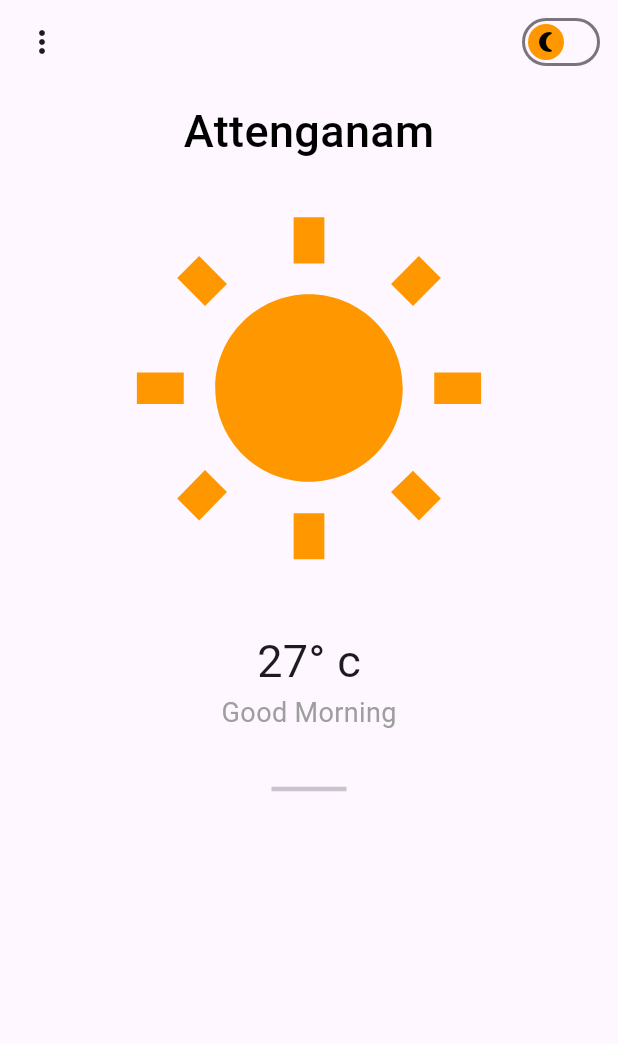
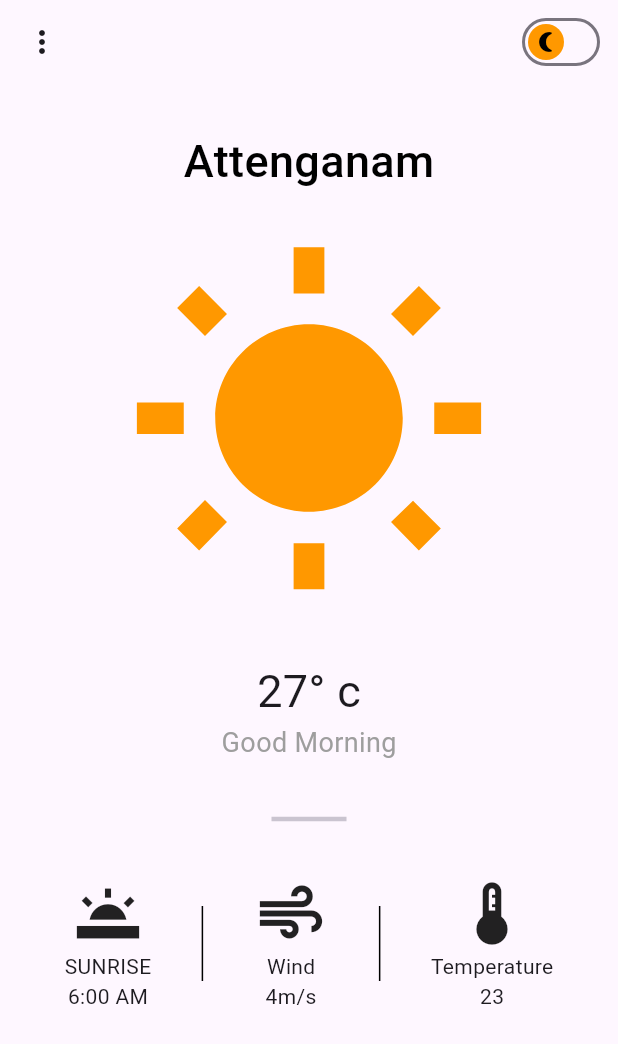
Before and after one commit to vijayasree450/Weather-App, a Flutter app: the screen it shows after launch, on a phone screen of 412 x 824 dp. Shown: the top 1044 px of the screen. Run offline on Flutter 3.47's test engine with Material 3 defaults, Android fonts, the phone set to English and light mode, and no system bars.

Commit message:
Update home file and Update main file.then add theme file

```diff
--- a/lib/home.dart
+++ b/lib/home.dart
@@ -43,7 +43,7 @@ class _HomeState extends State<Home> {
       ],
       ),
       body: Container(
-        padding: const EdgeInsets.all(10),
+        padding: const EdgeInsets.all(30),
         child: Center(
         child: Column(
           children: [
@@ -79,7 +79,108 @@ class _HomeState extends State<Home> {
               width: 50,
               child: Divider(
                 thickness:3,
-              ),),
+              ),
+              ),
+              const SizedBox(height: 30),
+              Row(
+                mainAxisAlignment: MainAxisAlignment.spaceAround,
+
+                children: [
+                Column(
+                  children: [
+                    Icon(Icons.wb_twighlight,size: 50,),
+                  Text("SUNRISE"),
+                    Text("6:00 AM"),
+                  ],
+                ),
+                SizedBox(
+                  height: 50,
+                  child: VerticalDivider(color: Colors.black,
+                  thickness: 1,
+
+                  ),
+                ),
+                Column(
+                  children: [
+                    Icon(Icons.air,size: 50,),
+                  Text("Wind"),
+                    Text("4m/s"),
+                  ],
+
+                ),
+                 SizedBox(
+                  height: 50,
+                  child: VerticalDivider(color: Colors.black,
+                  thickness: 1,
+
+                  ),
+                ),
+
+                Column(
+                  children: [
+                    Icon(Icons.thermostat,size: 50,),
+                  Text("Temperature"),
+                    Text("23"),
+                  ],
+                )
+              ],
+              ),
+              // Row(
+              //   mainAxisAlignment: MainAxisAlignment.spaceAround,
+
+              //   children: [
+              //   Column(
+              //     children: [
+              //       Icon(Icons.wb_twighlight,size: 50,),
+              //     Text("Sunday"),
+              //       Text("6:00 AM"),
+              //     ],
+              //   ),
+              //     Column(
+              //     children: [
+              //       Icon(Icons.wb_twighlight,size: 50,),
+              //     Text("Mon"),
+              //       Text("6:00 AM"),
+              //     ],
+              //   ),
+              //     Column(
+              //     children: [
+              //       Icon(Icons.wb_twighlight,size: 50,),
+              //     Text("Tues"),
+              //       Text("6:00 AM"),
+              //     ],
+              //   ),
+              //     Column(
+              //     children: [
+              //       Icon(Icons.wb_twighlight,size: 50,),
+              //     Text("Wednes"),
+              //       Text("6:00 AM"),
+              //     ],
+              //   ),
+              //     Column(
+              //     children: [
+              //       Icon(Icons.wb_twighlight,size: 50,),
+              //     Text("Thurs"),
+              //       Text("6:00 AM"),
+              //     ],
+              //   ),
+              //    Column(
+              //     children: [
+              //       Icon(Icons.wb_twighlight,size: 50,),
+              //     Text("Fri"),
+              //       Text("6:00 AM"),
+              //     ],
+              //   ),
+              //    Column(
+              //     children: [
+              //       Icon(Icons.wb_twighlight,size: 50,),
+              //     Text("Satur"),
+              //       Text("6:00 AM"),
+              //     ],
+              //   ),
+
+              //   ],
+              // ),
 
           ],
 
--- a/lib/main.dart
+++ b/lib/main.dart
@@ -1,5 +1,6 @@
 import 'package:flutter/material.dart';
 import 'package:weatherapp/home.dart';
+import 'package:weatherapp/theme.dart';
 
 void main() {
   runApp(const MyApp());
@@ -13,12 +14,8 @@ class MyApp extends StatelessWidget {
     return MaterialApp(
       debugShowCheckedModeBanner: false,
       home: Home(),
-
-
-
-
-
-
+      theme: light,
+      darkTheme: dark,
     );
   }
 }
--- /dev/null
+++ b/lib/theme.dart
@@ -0,0 +1,13 @@
+import 'package:flutter/material.dart';
+
+
+ThemeData light = ThemeData(
+  brightness: Brightness.light,
+
+);
+
+
+ThemeData dark = ThemeData(
+  brightness: Brightness.dark,
+
+);
```
